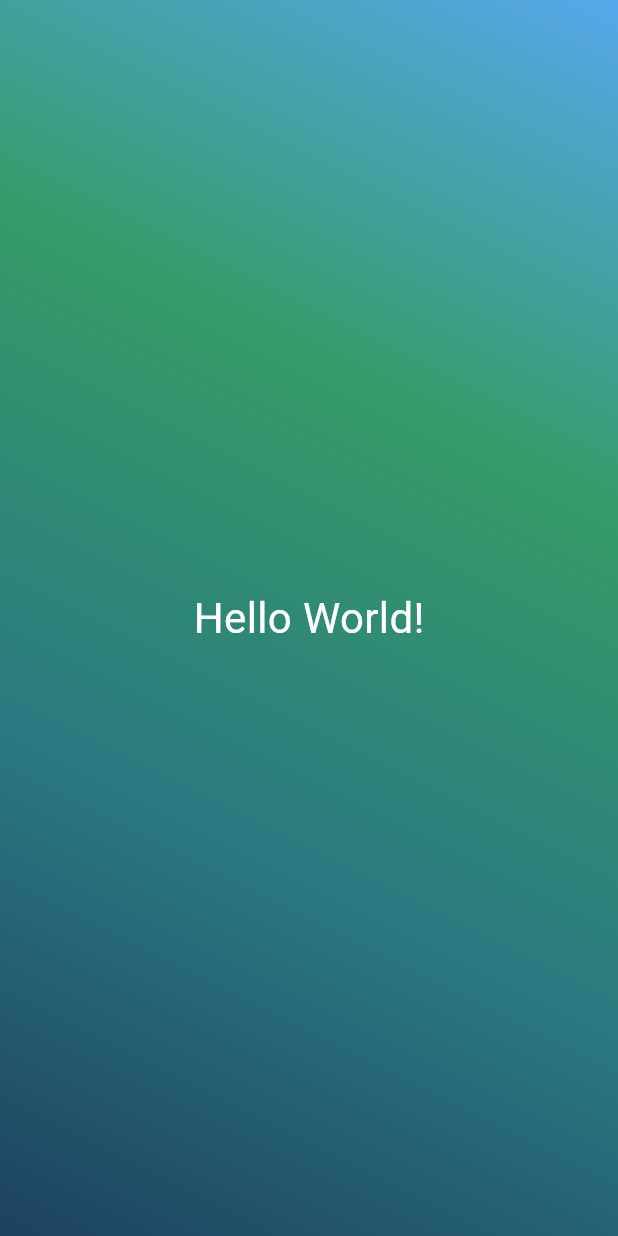
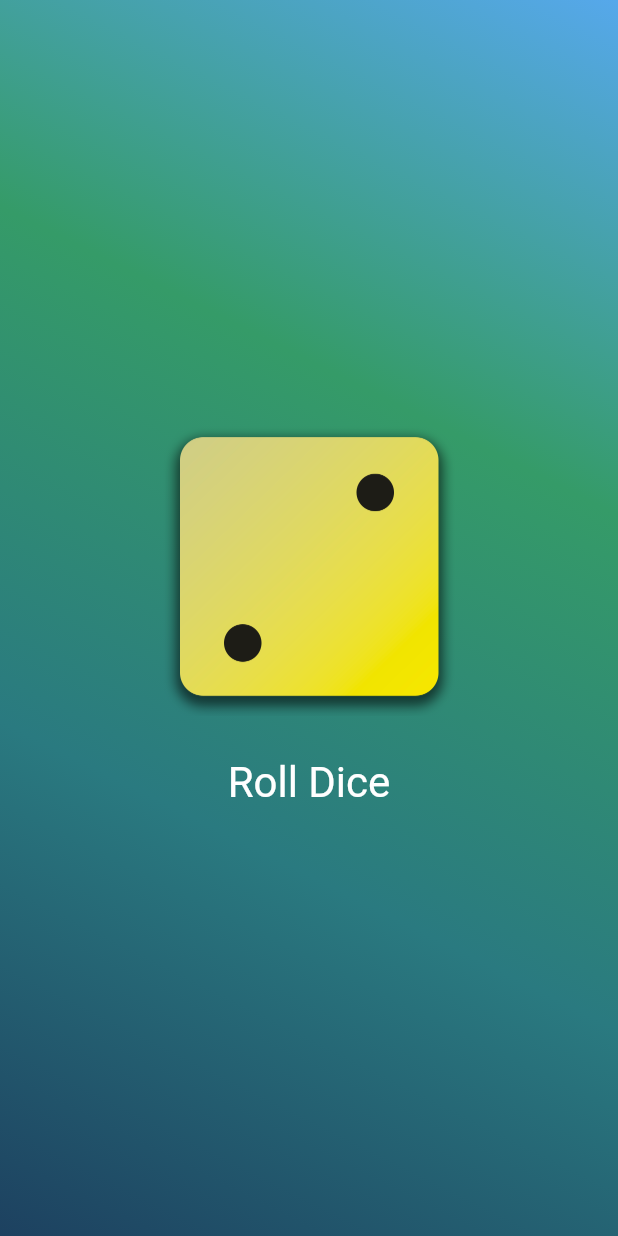
Before and after one commit to Awannous1/Flutter-Dice, a Flutter app: the screen it shows after launch, on a phone screen of 412 x 824 dp. Run offline on Flutter 3.47's test engine with Material 3 defaults, Android fonts, the phone set to English and light mode, and no system bars.

Commit message:
Add Images

```diff
--- /dev/null
+++ b/lib/dice_roller.dart
@@ -0,0 +1,50 @@
+import 'package:flutter/material.dart';
+import 'dart:math';
+
+final randomizer = Random();
+
+class DiceRoller extends StatefulWidget {
+  const DiceRoller({super.key});
+  @override
+  State<DiceRoller> createState() {
+    return _DiceRollerState();
+  }
+}
+
+class _DiceRollerState extends State<DiceRoller> {
+  var currentDiceRoll = 2;
+  void rollDice() {
+    setState(() {
+      currentDiceRoll = randomizer.nextInt(6) + 1;
+    });
+  }
+
+  @override
+  Widget build(context) {
+    return Column(
+      mainAxisSize: MainAxisSize.min,
+      children: [
+        Image.asset(
+          'assets/images/dice-$currentDiceRoll.png',
+          width: 200,
+        ),
+        const SizedBox(
+          height: 20,
+        ),
+        TextButton(
+          onPressed: rollDice,
+          style: TextButton.styleFrom(
+            // padding: const EdgeInsets.only(
+            //   top: 20,
+            // ),
+            foregroundColor: Colors.white,
+            textStyle: const TextStyle(
+              fontSize: 28,
+            ),
+          ),
+          child: const Text('Roll Dice'),
+        )
+      ],
+    );
+  }
+}
--- a/lib/gradient_container.dart
+++ b/lib/gradient_container.dart
@@ -1,6 +1,5 @@
 import 'package:flutter/material.dart';
-
-import 'package:first_app/styled_text.dart';
+import 'package:first_app/dice_roller.dart';
 
 const startAlignment = Alignment.topRight;
 const endAlignment = Alignment.bottomLeft;
@@ -21,7 +20,7 @@ class GradientContainer extends StatelessWidget {
         ),
       ),
       child: const Center(
-        child: StyledText('Hello World!'),
+        child: DiceRoller(),
       ),
     );
   }
```
Also changed, not shown: pubspec.yaml (+7 -3 lines), assets/images/dice-1.png (added), assets/images/dice-2.png (added), assets/images/dice-3.png (added), assets/images/dice-4.png (added), assets/images/dice-5.png (added), assets/images/dice-6.png (added).
